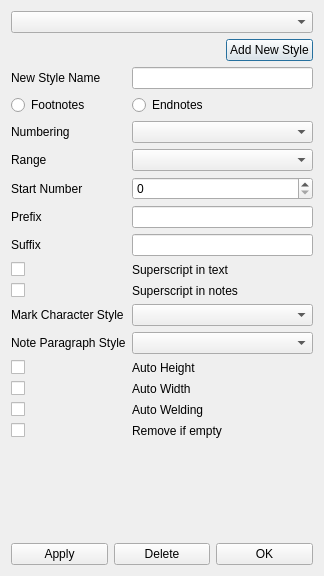
Old version of the form scribus/ui/notesstyleseditor.ui in the repository scribusproject/scribus.
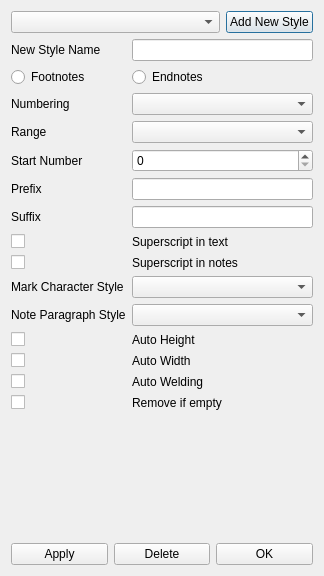
New version of the form. Custom widgets are drawn as their Qt base class.

Commit message: make note style editor (slightly) less ugly

Patch:
```diff
--- a/scribus/ui/notesstyleseditor.ui
+++ b/scribus/ui/notesstyleseditor.ui
@@ -29,6 +29,8 @@
    <item row="1" column="0">
     <layout class="QVBoxLayout" name="verticalLayout">
      <item>
+      <layout class="QHBoxLayout" name="horizontalLayout_2">
+       <item>
       <widget class="QComboBox" name="NSlistBox">
        <property name="sizePolicy">
         <sizepolicy hsizetype="Expanding" vsizetype="Fixed">
@@ -37,21 +39,6 @@
         </sizepolicy>
        </property>
       </widget>
-     </item>
-     <item>
-      <layout class="QHBoxLayout" name="horizontalLayout_2">
-       <item>
-        <spacer name="horizontalSpacer">
-         <property name="orientation">
-          <enum>Qt::Horizontal</enum>
-         </property>
-         <property name="sizeHint" stdset="0">
-          <size>
-           <width>40</width>
-           <height>20</height>
-          </size>
-         </property>
-        </spacer>
        </item>
        <item>
         <widget class="QPushButton" name="NewButton">
```
Lines whose indentation alone changed are shown as unchanged.
